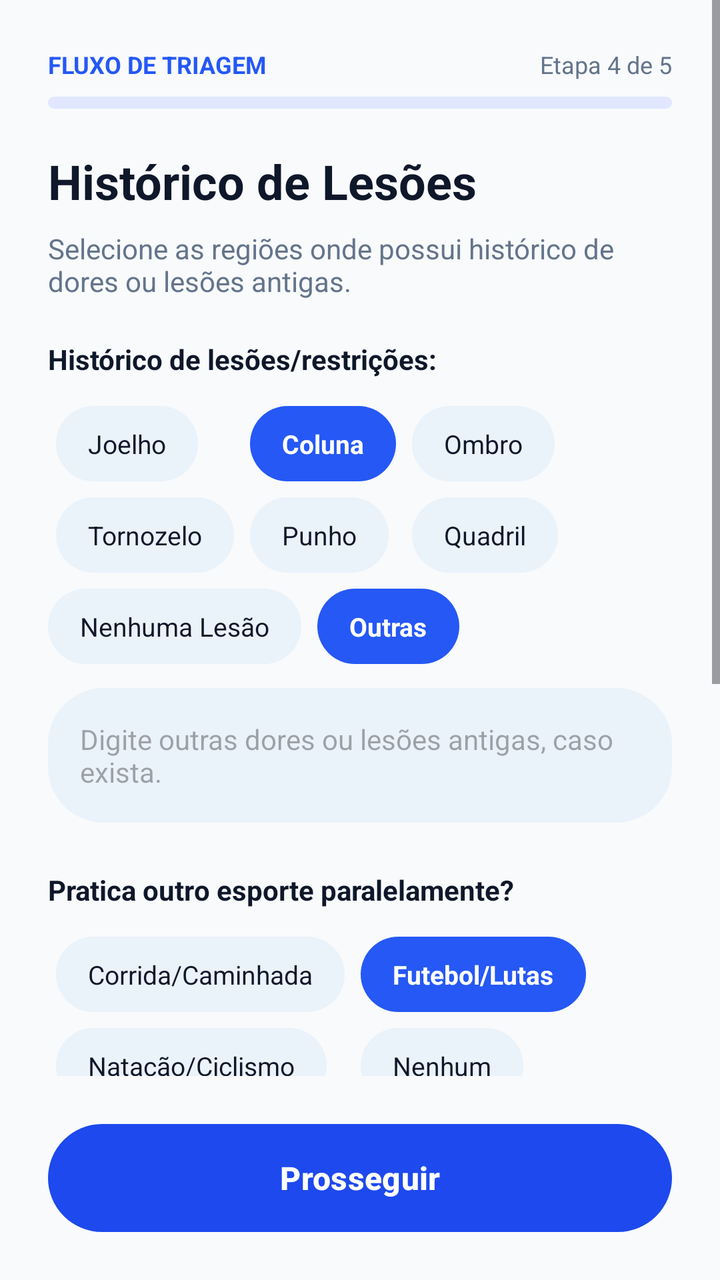
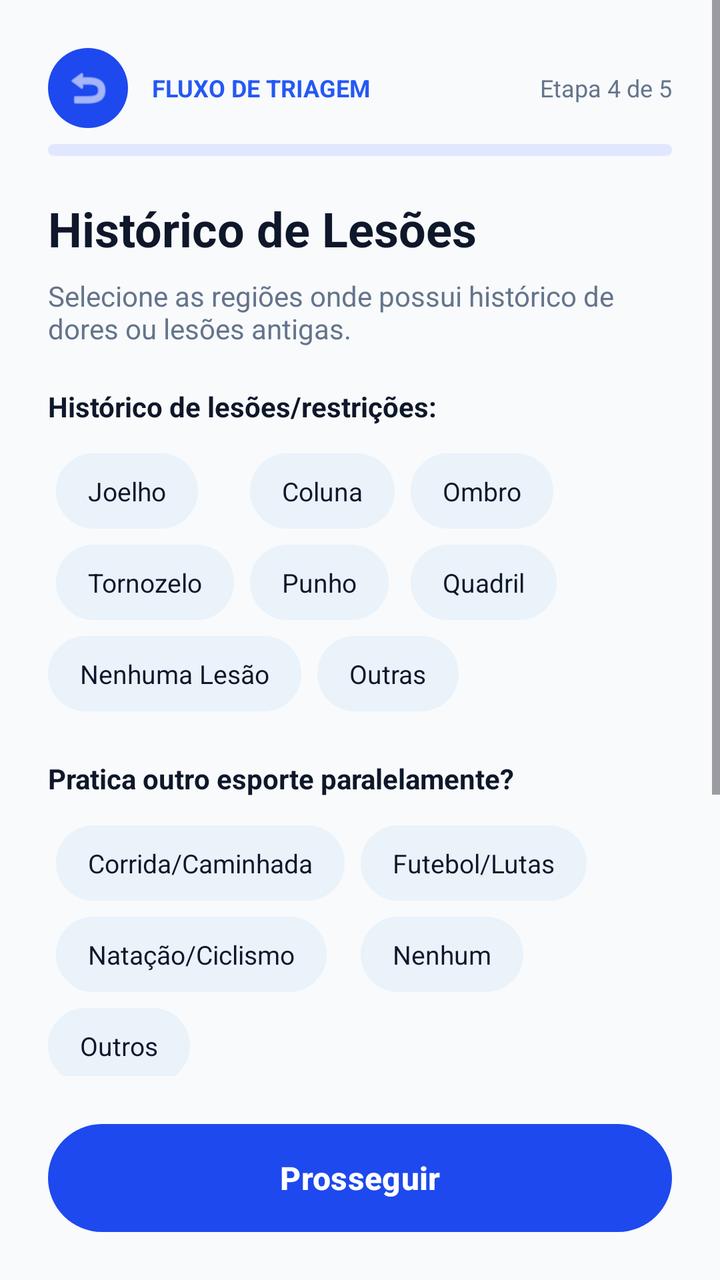

The first picture is an Android layout as it rendered before a commit; the second is the same layout after the commit. The layout source and the unified diff follow.
<!-- AndroidManifest.xml: application theme Theme.AcademiaUniforTelas1 -->
<!-- res/layout/activity_triagem_etapa4.xml -->
<?xml version="1.0" encoding="utf-8"?>
<LinearLayout xmlns:android="http://schemas.android.com/apk/res/android"
    android:layout_width="match_parent"
    android:layout_height="match_parent"
    android:background="#F8FAFC"
    android:orientation="vertical">

    <ScrollView
        android:layout_width="match_parent"
        android:layout_height="0dp"
        android:layout_weight="1"
        android:fillViewport="true">

        <LinearLayout
            android:layout_width="match_parent"
            android:layout_height="wrap_content"
            android:orientation="vertical"
            android:padding="24dp">

            
            <LinearLayout
                android:layout_width="match_parent"
                android:layout_height="wrap_content"
                android:orientation="horizontal"
                android:gravity="center_vertical">
                <TextView
                    android:layout_width="0dp"
                    android:layout_height="wrap_content"
                    android:layout_weight="1"
                    android:text="FLUXO DE TRIAGEM"
                    android:textColor="#2558F5"
                    android:textSize="12sp"
                    android:textStyle="bold" />
                <TextView
                    android:layout_width="wrap_content"
                    android:layout_height="wrap_content"
                    android:text="Etapa 4 de 5"
                    android:textColor="#64748B"
                    android:textSize="12sp" />
            </LinearLayout>

            <ProgressBar
                style="?android:attr/progressBarStyleHorizontal"
                android:layout_width="match_parent"
                android:layout_height="6dp"
                android:layout_marginTop="8dp"
                android:max="5"
                android:progress="4"
                android:progressDrawable="@drawable/bg_top_bar_back" />

            <TextView
                android:layout_width="match_parent"
                android:layout_height="wrap_content"
                android:layout_marginTop="20dp"
                android:text="Histórico de Lesões"
                android:textColor="#0F172A"
                android:textSize="24sp"
                android:textStyle="bold" />

            <TextView
                android:layout_width="match_parent"
                android:layout_height="wrap_content"
                android:layout_marginTop="8dp"
                android:text="Selecione as regiões onde possui histórico de dores ou lesões antigas."
                android:textColor="#64748B"
                android:textSize="14sp" />

            
            <TextView
                android:layout_width="match_parent"
                android:layout_height="wrap_content"
                android:layout_marginTop="20dp"
                android:text="Histórico de lesões/restrições:"
                android:textColor="#0F172A"
                android:textSize="14sp"
                android:textStyle="bold" />

            <GridLayout
                android:layout_width="match_parent"
                android:layout_height="wrap_content"
                android:layout_marginTop="10dp"
                android:columnCount="3"
                android:useDefaultMargins="true">

                <TextView android:id="@+id/chipLesao1" android:layout_width="wrap_content" android:layout_height="wrap_content" android:background="@drawable/bg_chip_unselected" android:paddingHorizontal="16dp" android:paddingVertical="10dp" android:text="Joelho" android:textColor="#0F172A" android:textSize="13sp" />
                <TextView android:id="@+id/chipLesao2" android:layout_width="wrap_content" android:layout_height="wrap_content" android:background="@drawable/bg_chip_selected" android:paddingHorizontal="16dp" android:paddingVertical="10dp" android:text="Coluna" android:textColor="#FFFFFF" android:textSize="13sp" android:textStyle="bold" />
                <TextView android:id="@+id/chipLesao3" android:layout_width="wrap_content" android:layout_height="wrap_content" android:background="@drawable/bg_chip_unselected" android:paddingHorizontal="16dp" android:paddingVertical="10dp" android:text="Ombro" android:textColor="#0F172A" android:textSize="13sp" />
                <TextView android:id="@+id/chipLesao4" android:layout_width="wrap_content" android:layout_height="wrap_content" android:background="@drawable/bg_chip_unselected" android:paddingHorizontal="16dp" android:paddingVertical="10dp" android:text="Tornozelo" android:textColor="#0F172A" android:textSize="13sp" />
                <TextView android:id="@+id/chipLesao5" android:layout_width="wrap_content" android:layout_height="wrap_content" android:background="@drawable/bg_chip_unselected" android:paddingHorizontal="16dp" android:paddingVertical="10dp" android:text="Punho" android:textColor="#0F172A" android:textSize="13sp" />
                <TextView android:id="@+id/chipLesao6" android:layout_width="wrap_content" android:layout_height="wrap_content" android:background="@drawable/bg_chip_unselected" android:paddingHorizontal="16dp" android:paddingVertical="10dp" android:text="Quadril" android:textColor="#0F172A" android:textSize="13sp" />
            </GridLayout>

            <LinearLayout
                android:layout_width="match_parent"
                android:layout_height="wrap_content"
                android:layout_marginTop="4dp"
                android:orientation="horizontal">
                <TextView android:id="@+id/chipLesaoNenhuma" android:layout_width="wrap_content" android:layout_height="wrap_content" android:layout_marginEnd="8dp" android:background="@drawable/bg_chip_unselected" android:paddingHorizontal="16dp" android:paddingVertical="10dp" android:text="Nenhuma Lesão" android:textColor="#0F172A" android:textSize="13sp" />
                <TextView android:id="@+id/chipLesaoOutras" android:layout_width="wrap_content" android:layout_height="wrap_content" android:background="@drawable/bg_chip_selected" android:paddingHorizontal="16dp" android:paddingVertical="10dp" android:text="Outras" android:textColor="#FFFFFF" android:textSize="13sp" android:textStyle="bold" />
            </LinearLayout>

            <EditText
                android:id="@+id/etOutrasLesoes"
                android:layout_width="match_parent"
                android:layout_height="wrap_content"
                android:layout_marginTop="12dp"
                android:background="@drawable/bg_rounded_field"
                android:hint="Digite outras dores ou lesões antigas, caso exista."
                android:minLines="2"
                android:padding="16dp"
                android:textColor="#0F172A"
                android:textSize="14sp"
                android:visibility="visible" />

            
            <TextView
                android:layout_width="match_parent"
                android:layout_height="wrap_content"
                android:layout_marginTop="24dp"
                android:text="Pratica outro esporte paralelamente?"
                android:textColor="#0F172A"
                android:textSize="14sp"
                android:textStyle="bold" />

            <GridLayout
                android:layout_width="match_parent"
                android:layout_height="wrap_content"
                android:layout_marginTop="10dp"
                android:columnCount="2"
                android:useDefaultMargins="true">

                <TextView android:id="@+id/chipEsporte1" android:layout_width="wrap_content" android:layout_height="wrap_content" android:background="@drawable/bg_chip_unselected" android:paddingHorizontal="16dp" android:paddingVertical="10dp" android:text="Corrida/Caminhada" android:textColor="#0F172A" android:textSize="13sp" />
                <TextView android:id="@+id/chipEsporte2" android:layout_width="wrap_content" android:layout_height="wrap_content" android:background="@drawable/bg_chip_selected" android:paddingHorizontal="16dp" android:paddingVertical="10dp" android:text="Futebol/Lutas" android:textColor="#FFFFFF" android:textSize="13sp" android:textStyle="bold" />
                <TextView android:id="@+id/chipEsporte3" android:layout_width="wrap_content" android:layout_height="wrap_content" android:background="@drawable/bg_chip_unselected" android:paddingHorizontal="16dp" android:paddingVertical="10dp" android:text="Natação/Ciclismo" android:textColor="#0F172A" android:textSize="13sp" />
                <TextView android:id="@+id/chipEsporte4" android:layout_width="wrap_content" android:layout_height="wrap_content" android:background="@drawable/bg_chip_unselected" android:paddingHorizontal="16dp" android:paddingVertical="10dp" android:text="Nenhum" android:textColor="#0F172A" android:textSize="13sp" />
            </GridLayout>

            <TextView android:id="@+id/chipEsporteOutros" android:layout_width="wrap_content" android:layout_height="wrap_content" android:layout_marginTop="4dp" android:background="@drawable/bg_chip_selected" android:paddingHorizontal="16dp" android:paddingVertical="10dp" android:text="Outros" android:textColor="#FFFFFF" android:textSize="13sp" android:textStyle="bold" />

            <EditText
                android:id="@+id/etOutrosEsportes"
                android:layout_width="match_parent"
                android:layout_height="50dp"
                android:layout_marginTop="12dp"
                android:background="@drawable/bg_rounded_field"
                android:hint="Digite"
                android:paddingHorizontal="16dp"
                android:textColor="#0F172A"
                android:textSize="14sp"
                android:visibility="visible" />

            
            <TextView
                android:layout_width="match_parent"
                android:layout_height="wrap_content"
                android:layout_marginTop="24dp"
                android:text="Observações adicionais (opcional):"
                android:textColor="#0F172A"
                android:textSize="14sp"
                android:textStyle="bold" />

            <EditText
                android:id="@+id/etObservacoes"
                android:layout_width="match_parent"
                android:layout_height="wrap_content"
                android:layout_marginTop="12dp"
                android:background="@drawable/bg_rounded_field"
                android:gravity="top|start"
                android:hint="Ex: Descreva detalhes de cirurgias ou restrições médicas..."
                android:lines="4"
                android:minLines="3"
                android:padding="16dp"
                android:textColor="#0F172A"
                android:textSize="14sp" />

            <Space
                android:layout_width="match_parent"
                android:layout_height="24dp" />

        </LinearLayout>
    </ScrollView>

    
    <LinearLayout
        android:layout_width="match_parent"
        android:layout_height="wrap_content"
        android:background="#F8FAFC"
        android:padding="24dp">
        <Button
            android:id="@+id/btnProsseguirTriagem4"
            android:layout_width="match_parent"
            android:layout_height="54dp"
            android:background="@drawable/bg_rounded_button"
            android:text="Prosseguir"
            android:textAllCaps="false"
            android:textColor="#FFFFFF"
            android:textSize="16sp"
            android:textStyle="bold" />
    </LinearLayout>

</LinearLayout>
<!-- resources referenced by this layout -->
<resources>
  <!-- drawable bg_chip_selected (drawable) -->
  <?xml version="1.0" encoding="utf-8"?>
  <shape xmlns:android="http://schemas.android.com/apk/res/android">
      <solid android:color="#2558F5" />
      <corners android:radius="24dp" />
  </shape>
  <!-- drawable bg_chip_unselected (drawable) -->
  <?xml version="1.0" encoding="utf-8"?>
  <shape xmlns:android="http://schemas.android.com/apk/res/android">
      <solid android:color="#EAF2FA" />
      <corners android:radius="24dp" />
  </shape>
  <!-- drawable bg_rounded_button (drawable) -->
  <?xml version="1.0" encoding="utf-8"?>
  <shape xmlns:android="http://schemas.android.com/apk/res/android">
      <solid android:color="#2558F5" />
      <corners android:radius="28dp" />
  </shape>
  <!-- drawable bg_rounded_field (drawable) -->
  <?xml version="1.0" encoding="utf-8"?>
  <shape xmlns:android="http://schemas.android.com/apk/res/android">
      <solid android:color="#EAF2FA" />
      <corners android:radius="28dp" />
  </shape>
  <!-- drawable bg_top_bar_back (drawable) -->
  <?xml version="1.0" encoding="utf-8"?>
  <shape xmlns:android="http://schemas.android.com/apk/res/android">
      <solid android:color="#E0E7FF" />
      <corners android:radius="28dp" />
  </shape>
  <style name="Theme.AcademiaUniforTelas1" parent="Base.Theme.AcademiaUniforTelas1" />
  <style name="Base.Theme.AcademiaUniforTelas1" parent="Theme.Material3.DayNight.NoActionBar">
          <item name="colorPrimary">@color/primary_blue</item>
          <item name="colorAccent">@color/primary_blue</item>
          <item name="materialButtonStyle">@style/Widget.Material3.Button</item>
      </style>
  <color name="primary_blue">#1D49EE</color>
</resources>

<!-- the commit's change to res/layout/activity_triagem_etapa4.xml (unified diff, before → after) -->
@@ -1,5 +1,6 @@
 <?xml version="1.0" encoding="utf-8"?>
 <LinearLayout xmlns:android="http://schemas.android.com/apk/res/android"
+    xmlns:app="http://schemas.android.com/apk/res-auto"
     android:layout_width="match_parent"
     android:layout_height="match_parent"
     android:background="#F8FAFC"
@@ -21,16 +22,34 @@
             <LinearLayout
                 android:layout_width="match_parent"
                 android:layout_height="wrap_content"
-                android:orientation="horizontal"
-                android:gravity="center_vertical">
-                <TextView
+                android:gravity="center_vertical"
+                android:orientation="horizontal">
+
+                <ImageView
+                    android:id="@+id/btnVoltarTriagem"
+                    android:layout_width="40dp"
+                    android:layout_height="40dp"
+                    android:background="@drawable/bg_pill_blue_solid"
+                    android:padding="8dp"
+                    android:src="@android:drawable/ic_menu_revert"
+                    app:tint="#FFFFFF" />
+
+                <LinearLayout
                     android:layout_width="0dp"
                     android:layout_height="wrap_content"
                     android:layout_weight="1"
-                    android:text="FLUXO DE TRIAGEM"
-                    android:textColor="#2558F5"
-                    android:textSize="12sp"
-                    android:textStyle="bold" />
+                    android:layout_marginStart="12dp"
+                    android:orientation="vertical">
+
+                    <TextView
+                        android:layout_width="wrap_content"
+                        android:layout_height="wrap_content"
+                        android:text="FLUXO DE TRIAGEM"
+                        android:textColor="#2558F5"
+                        android:textSize="12sp"
+                        android:textStyle="bold" />
+                </LinearLayout>
+
                 <TextView
                     android:layout_width="wrap_content"
                     android:layout_height="wrap_content"
@@ -83,7 +102,7 @@
                 android:useDefaultMargins="true">
 
                 <TextView android:id="@+id/chipLesao1" android:layout_width="wrap_content" android:layout_height="wrap_content" android:background="@drawable/bg_chip_unselected" android:paddingHorizontal="16dp" android:paddingVertical="10dp" android:text="Joelho" android:textColor="#0F172A" android:textSize="13sp" />
-                <TextView android:id="@+id/chipLesao2" android:layout_width="wrap_content" android:layout_height="wrap_content" android:background="@drawable/bg_chip_selected" android:paddingHorizontal="16dp" android:paddingVertical="10dp" android:text="Coluna" android:textColor="#FFFFFF" android:textSize="13sp" android:textStyle="bold" />
+                <TextView android:id="@+id/chipLesao2" android:layout_width="wrap_content" android:layout_height="wrap_content" android:background="@drawable/bg_chip_unselected" android:paddingHorizontal="16dp" android:paddingVertical="10dp" android:text="Coluna" android:textColor="#0F172A" android:textSize="13sp" />
                 <TextView android:id="@+id/chipLesao3" android:layout_width="wrap_content" android:layout_height="wrap_content" android:background="@drawable/bg_chip_unselected" android:paddingHorizontal="16dp" android:paddingVertical="10dp" android:text="Ombro" android:textColor="#0F172A" android:textSize="13sp" />
                 <TextView android:id="@+id/chipLesao4" android:layout_width="wrap_content" android:layout_height="wrap_content" android:background="@drawable/bg_chip_unselected" android:paddingHorizontal="16dp" android:paddingVertical="10dp" android:text="Tornozelo" android:textColor="#0F172A" android:textSize="13sp" />
                 <TextView android:id="@+id/chipLesao5" android:layout_width="wrap_content" android:layout_height="wrap_content" android:background="@drawable/bg_chip_unselected" android:paddingHorizontal="16dp" android:paddingVertical="10dp" android:text="Punho" android:textColor="#0F172A" android:textSize="13sp" />
@@ -96,7 +115,7 @@
                 android:layout_marginTop="4dp"
                 android:orientation="horizontal">
                 <TextView android:id="@+id/chipLesaoNenhuma" android:layout_width="wrap_content" android:layout_height="wrap_content" android:layout_marginEnd="8dp" android:background="@drawable/bg_chip_unselected" android:paddingHorizontal="16dp" android:paddingVertical="10dp" android:text="Nenhuma Lesão" android:textColor="#0F172A" android:textSize="13sp" />
-                <TextView android:id="@+id/chipLesaoOutras" android:layout_width="wrap_content" android:layout_height="wrap_content" android:background="@drawable/bg_chip_selected" android:paddingHorizontal="16dp" android:paddingVertical="10dp" android:text="Outras" android:textColor="#FFFFFF" android:textSize="13sp" android:textStyle="bold" />
+                <TextView android:id="@+id/chipLesaoOutras" android:layout_width="wrap_content" android:layout_height="wrap_content" android:background="@drawable/bg_chip_unselected" android:paddingHorizontal="16dp" android:paddingVertical="10dp" android:text="Outras" android:textColor="#0F172A" android:textSize="13sp" />
             </LinearLayout>
 
             <EditText
@@ -110,7 +129,7 @@
                 android:padding="16dp"
                 android:textColor="#0F172A"
                 android:textSize="14sp"
-                android:visibility="visible" />
+                android:visibility="gone" />
 
             
             <TextView
@@ -130,12 +149,12 @@
                 android:useDefaultMargins="true">
 
                 <TextView android:id="@+id/chipEsporte1" android:layout_width="wrap_content" android:layout_height="wrap_content" android:background="@drawable/bg_chip_unselected" android:paddingHorizontal="16dp" android:paddingVertical="10dp" android:text="Corrida/Caminhada" android:textColor="#0F172A" android:textSize="13sp" />
-                <TextView android:id="@+id/chipEsporte2" android:layout_width="wrap_content" android:layout_height="wrap_content" android:background="@drawable/bg_chip_selected" android:paddingHorizontal="16dp" android:paddingVertical="10dp" android:text="Futebol/Lutas" android:textColor="#FFFFFF" android:textSize="13sp" android:textStyle="bold" />
+                <TextView android:id="@+id/chipEsporte2" android:layout_width="wrap_content" android:layout_height="wrap_content" android:background="@drawable/bg_chip_unselected" android:paddingHorizontal="16dp" android:paddingVertical="10dp" android:text="Futebol/Lutas" android:textColor="#0F172A" android:textSize="13sp" />
                 <TextView android:id="@+id/chipEsporte3" android:layout_width="wrap_content" android:layout_height="wrap_content" android:background="@drawable/bg_chip_unselected" android:paddingHorizontal="16dp" android:paddingVertical="10dp" android:text="Natação/Ciclismo" android:textColor="#0F172A" android:textSize="13sp" />
                 <TextView android:id="@+id/chipEsporte4" android:layout_width="wrap_content" android:layout_height="wrap_content" android:background="@drawable/bg_chip_unselected" android:paddingHorizontal="16dp" android:paddingVertical="10dp" android:text="Nenhum" android:textColor="#0F172A" android:textSize="13sp" />
             </GridLayout>
 
-            <TextView android:id="@+id/chipEsporteOutros" android:layout_width="wrap_content" android:layout_height="wrap_content" android:layout_marginTop="4dp" android:background="@drawable/bg_chip_selected" android:paddingHorizontal="16dp" android:paddingVertical="10dp" android:text="Outros" android:textColor="#FFFFFF" android:textSize="13sp" android:textStyle="bold" />
+            <TextView android:id="@+id/chipEsporteOutros" android:layout_width="wrap_content" android:layout_height="wrap_content" android:layout_marginTop="4dp" android:background="@drawable/bg_chip_unselected" android:paddingHorizontal="16dp" android:paddingVertical="10dp" android:text="Outros" android:textColor="#0F172A" android:textSize="13sp" />
 
             <EditText
                 android:id="@+id/etOutrosEsportes"
@@ -147,7 +166,7 @@
                 android:paddingHorizontal="16dp"
                 android:textColor="#0F172A"
                 android:textSize="14sp"
-                android:visibility="visible" />
+                android:visibility="gone" />
 
             
             <TextView
<!-- resource entries referenced after the edit -->
@@ -1,16 +1,18 @@
 <!-- resources referenced by this layout -->
 <resources>
-  <!-- drawable bg_chip_selected (drawable) -->
-  <?xml version="1.0" encoding="utf-8"?>
-  <shape xmlns:android="http://schemas.android.com/apk/res/android">
-      <solid android:color="#2558F5" />
-      <corners android:radius="24dp" />
-  </shape>
   <!-- drawable bg_chip_unselected (drawable) -->
   <?xml version="1.0" encoding="utf-8"?>
   <shape xmlns:android="http://schemas.android.com/apk/res/android">
       <solid android:color="#EAF2FA" />
       <corners android:radius="24dp" />
+  </shape>
+  <!-- drawable bg_pill_blue_solid (drawable) -->
+  <?xml version="1.0" encoding="utf-8"?>
+  <shape xmlns:android="http://schemas.android.com/apk/res/android"
+      android:shape="rectangle">
+      <solid android:color="@color/primary_blue" />
+      <corners android:radius="28dp" />
+      <padding android:left="16dp" android:right="16dp" android:top="8dp" android:bottom="8dp"/>
   </shape>
   <!-- drawable bg_rounded_button (drawable) -->
   <?xml version="1.0" encoding="utf-8"?>
